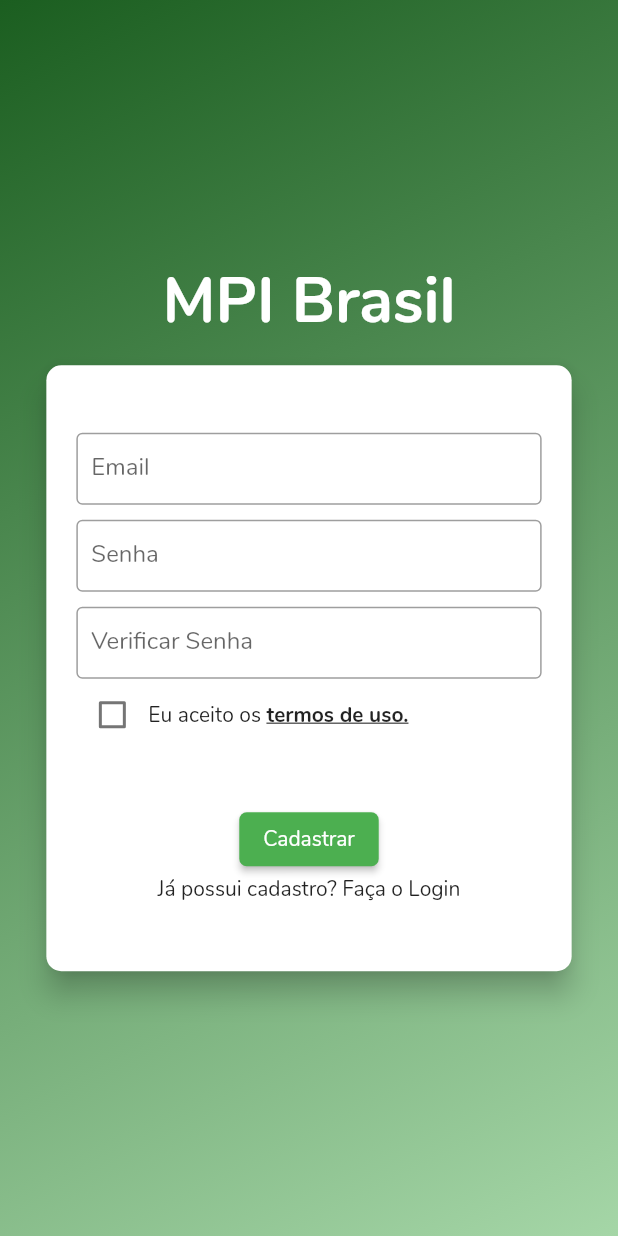
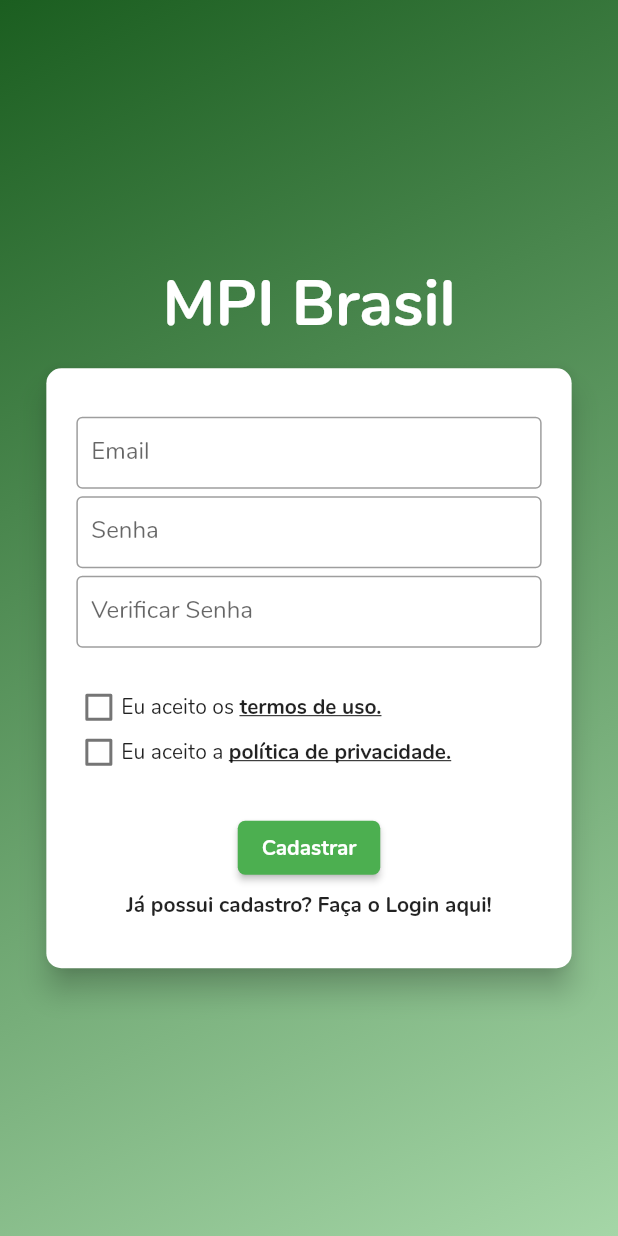
Before and after one commit to institutosocialtech/mpi-brasil, a Flutter app: the screen it shows after launch, after a tap on "Entrar", after a tap on "Primeiro acesso? Cadastre aqui!", on a phone screen of 412 x 824 dp. Run offline on Flutter 3.47's test engine with Material 2 defaults, Android fonts, the light colour scheme and no system bars; our stand-ins replace diacritic, flutter_icons, flutter_speed_dial, introduction_screen, mask_text_input_formatter, share and 1 more; missing offline and left inert: flutter_mailer, grouped_buttons, markdown_widget; generated files the repository leaves out were written again.

Commit message:
signup: add a privacy policy checkbox and adjust layout to avoid overflow
closes #132

```diff
--- a/lib/main.dart
+++ b/lib/main.dart
@@ -18,6 +18,7 @@ import 'screens/home.dart';
 import 'screens/med_details.dart';
 import 'screens/meds_overview.dart';
 import 'screens/onboarding.dart';
+import 'screens/privacy_policy_page.dart';
 import 'screens/search.dart';
 import 'screens/splashscreen.dart';
 import 'screens/terms_of_use_page.dart';
@@ -85,6 +86,7 @@ class MyApp extends StatelessWidget {
             '/med_details': (context) => MedDetails(),
             '/meds_overview': (context) => MedsOverview(),
             '/onboarding': (context) => OnboardingScreen(),
+            '/privacy_policy': (context) => PrivacyPolicyPage(),
             '/profile_setup': (context) => UserProfileOverview(),
             '/search': (context) => SearchPage(),
             '/tos': (context) => TermsOfUsePage(),
--- a/lib/screens/login.dart
+++ b/lib/screens/login.dart
@@ -35,6 +35,7 @@ class LoginPage extends StatelessWidget {
                 crossAxisAlignment: CrossAxisAlignment.center,
                 children: <Widget>[
                   Flexible(
+                    flex: 1,
                     child: Container(
                       padding: EdgeInsets.only(bottom: 10),
                       child: Text(
@@ -48,7 +49,7 @@ class LoginPage extends StatelessWidget {
                     ),
                   ),
                   Flexible(
-                    flex: deviceSize.width > 600 ? 2 : 1,
+                    flex: 2,
                     child: AuthCard(),
                   ),
                 ],
@@ -74,6 +75,7 @@ class _AuthCardState extends State<AuthCard> {
 
   var _isLoading = false;
   var _tosAccepted = false;
+  var _privAccepted = false;
 
   AuthMode _authMode = AuthMode.LOGIN;
   Map<String, String> _authData = {
@@ -108,10 +110,18 @@ class _AuthCardState extends State<AuthCard> {
 
     _formKey.currentState.save();
 
-    if (_authMode == AuthMode.SIGNUP && !_tosAccepted) {
+    if (_authMode == AuthMode.SIGNUP) {
+      if (!_tosAccepted) {
         _showErrorDialog(
             'Voce deve aceitar os termos de uso para poder utilizar a app.');
         return;
+      }
+
+      if (!_privAccepted) {
+        _showErrorDialog(
+            'Voce deve aceitar a política de privacidade para poder utilizar a app.');
+        return;
+      }
     }
 
     setState(() {
@@ -205,15 +215,25 @@ class _AuthCardState extends State<AuthCard> {
             elevation: 8,
             child: Container(
               width: deviceSize.width * 0.85,
-              padding: EdgeInsets.symmetric(horizontal: 20, vertical: 10),
+              height: _authMode == AuthMode.LOGIN ? 290 : 400,
+              constraints: BoxConstraints(maxHeight: 440),
+              padding: EdgeInsets.symmetric(horizontal: 20, vertical: 20),
               child: Form(
                 key: _formKey,
                 child: Column(
                   mainAxisSize: MainAxisSize.max,
-                  mainAxisAlignment: MainAxisAlignment.spaceEvenly,
+                  mainAxisAlignment: MainAxisAlignment.spaceAround,
                   children: <Widget>[
+                    //
+                    // textfield section
+                    //
+
                     Column(
                       children: <Widget>[
+                        //
+                        // email field
+                        //
+
                         TextFormField(
                           controller: _emailController,
                           obscureText: false,
@@ -227,7 +247,12 @@ class _AuthCardState extends State<AuthCard> {
                           validator: (value) => _validateEntry('email', value),
                           onSaved: (value) => _authData['email'] = value,
                         ),
-                        SizedBox(height: 10),
+                        SizedBox(height: 5),
+
+                        //
+                        // password field
+                        //
+
                         TextFormField(
                           obscureText: true,
                           controller: _passwordController,
@@ -241,10 +266,13 @@ class _AuthCardState extends State<AuthCard> {
                               _validateEntry('password', value),
                           onSaved: (value) => _authData['password'] = value,
                         ),
+                        SizedBox(height: 5),
+
+                        //
+                        // verify password field
+                        //
+
                         if (_authMode == AuthMode.SIGNUP)
-                          Column(
-                            children: <Widget>[
-                              SizedBox(height: 10),
                           TextFormField(
                             controller: _passwordVerifyController,
                             enabled: _authMode == AuthMode.SIGNUP,
@@ -265,17 +293,34 @@ class _AuthCardState extends State<AuthCard> {
                                   }
                                 : null,
                           ),
+                      ],
+                    ),
+
+                    //
+                    // tos and policy section
+                    //
+
+                    if (_authMode == AuthMode.SIGNUP)
+                      Column(
+                        mainAxisSize: MainAxisSize.min,
+                        children: <Widget>[
+                          //
+                          // tos check
+                          //
                           Row(
                             mainAxisSize: MainAxisSize.max,
-                                crossAxisAlignment: CrossAxisAlignment.center,
                             mainAxisAlignment: MainAxisAlignment.start,
                             children: <Widget>[
-                                  Checkbox(
+                              SizedBox(
+                                width: 30,
+                                height: 30,
+                                child: Checkbox(
                                   value: _tosAccepted,
                                   checkColor: Colors.green,
                                   activeColor: Colors.black87,
                                   onChanged: (value) =>
                                       setState(() => _tosAccepted = value),
+                                ),
                               ),
                               Text('Eu aceito os '),
                               InkWell(
@@ -290,17 +335,61 @@ class _AuthCardState extends State<AuthCard> {
                                     Navigator.of(context).pushNamed('/tos'),
                               ),
                             ],
-                              )
+                          ),
+
+                          //
+                          // priv policy check
+                          //
+
+                          Row(
+                            mainAxisSize: MainAxisSize.max,
+                            mainAxisAlignment: MainAxisAlignment.start,
+                            children: <Widget>[
+                              SizedBox(
+                                width: 30,
+                                height: 30,
+                                child: Checkbox(
+                                  value: _privAccepted,
+                                  checkColor: Colors.green,
+                                  activeColor: Colors.black87,
+                                  onChanged: (value) =>
+                                      setState(() => _privAccepted = value),
+                                ),
+                              ),
+                              Text('Eu aceito a '),
+                              InkWell(
+                                child: Text(
+                                  'política de privacidade.',
+                                  style: TextStyle(
+                                    fontWeight: FontWeight.bold,
+                                    decoration: TextDecoration.underline,
+                                  ),
+                                ),
+                                onTap: () => Navigator.of(context)
+                                    .pushNamed('/privacy_policy'),
+                              ),
                             ],
                           ),
                         ],
                       ),
-                    // signIn button section
-                    Column(children: <Widget>[
+
+                    //
+                    // bottom section
+                    //
+
+                    Column(
+                      children: <Widget>[
+                        //
+                        // signIn button
+                        //
+
                         RaisedButton(
-                        child: Text(_authMode == AuthMode.LOGIN
+                          child: Text(
+                            _authMode == AuthMode.LOGIN
                                 ? 'Entrar'
-                            : 'Cadastrar'),
+                                : 'Cadastrar',
+                            style: TextStyle(fontWeight: FontWeight.bold),
+                          ),
                           color: Colors.green,
                           textColor: Colors.white,
                           shape: RoundedRectangleBorder(
@@ -308,19 +397,37 @@ class _AuthCardState extends State<AuthCard> {
                           ),
                           onPressed: _submit,
                         ),
+                        SizedBox(height: 5),
+
+                        //
+                        // forgot password switch
+                        //
+
+                        if (_authMode == AuthMode.LOGIN)
                           InkWell(
-                        child: Text(_authMode == AuthMode.LOGIN
+                            child: Text(
+                              "Esqueci minha senha",
+                              style: TextStyle(fontWeight: FontWeight.bold),
+                            ),
+                            onTap: () => Navigator.pushNamed(
+                                context, '/forgot_password'),
+                          ),
+
+                        //
+                        // Login/SignUp switch
+                        //
+
+                        InkWell(
+                          child: Text(
+                            _authMode == AuthMode.LOGIN
                                 ? 'Primeiro acesso? Cadastre aqui!'
-                            : 'Já possui cadastro? Faça o Login'),
+                                : 'Já possui cadastro? Faça o Login aqui!',
+                            style: TextStyle(fontWeight: FontWeight.bold),
+                          ),
                           onTap: () => _switchAuthMode(),
                         ),
-                      if (_authMode == AuthMode.LOGIN)
-                        InkWell(
-                          child: Text("Esqueci minha senha"),
-                          onTap: () =>
-                              Navigator.pushNamed(context, '/forgot_password'),
+                      ],
                     ),
-                    ]),
                   ],
                 ),
               ),
```
Lines whose indentation alone changed are shown as unchanged.
